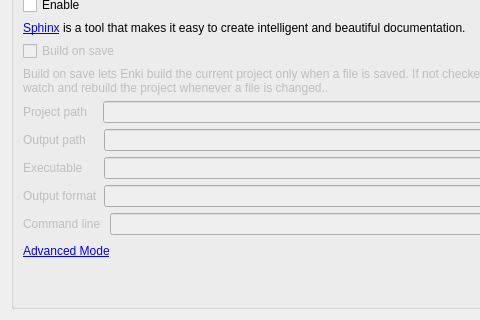
This is enki/plugins/preview/Settings.ui in andreikop/enki as Qt 5 draws it before an edit; both pictures show x 0 to 480 and y 180 to 500 of the 590 by 500 pixel window. The edited form follows.
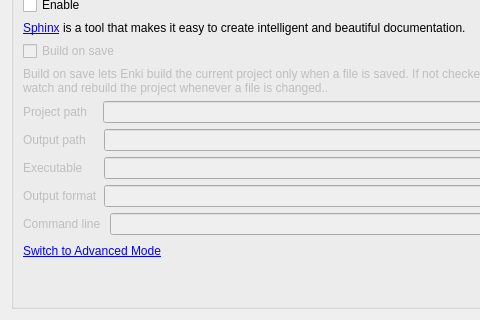
This is the edited form.

Commit message: Fix: Code cleanup and TODO items marked out. Add exception handling for shutil copy function.

```diff
--- a/enki/plugins/preview/Settings.ui
+++ b/enki/plugins/preview/Settings.ui
@@ -264,7 +264,7 @@
            <cursorShape>PointingHandCursor</cursorShape>
           </property>
           <property name="text">
-           <string>&lt;html&gt;&lt;head/&gt;&lt;body&gt;&lt;p&gt;&lt;span style=&quot; text-decoration: underline; color:#0000ff;&quot;&gt;Advanced Mode&lt;/span&gt;&lt;/p&gt;&lt;/body&gt;&lt;/html&gt;</string>
+           <string>&lt;html&gt;&lt;head/&gt;&lt;body&gt;&lt;p&gt;&lt;span style=&quot; text-decoration: underline; color:#0000ff;&quot;&gt;Switch to Advanced Mode&lt;/span&gt;&lt;/p&gt;&lt;/body&gt;&lt;/html&gt;</string>
           </property>
          </widget>
         </item>
```
The commit also changes 2 other files.
